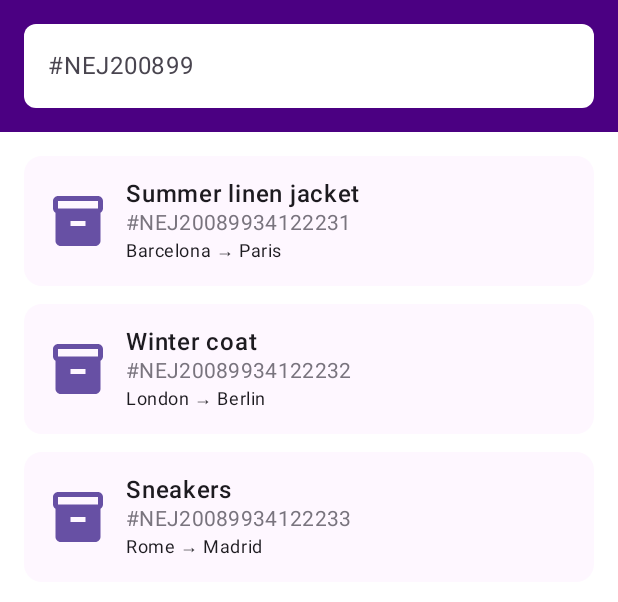
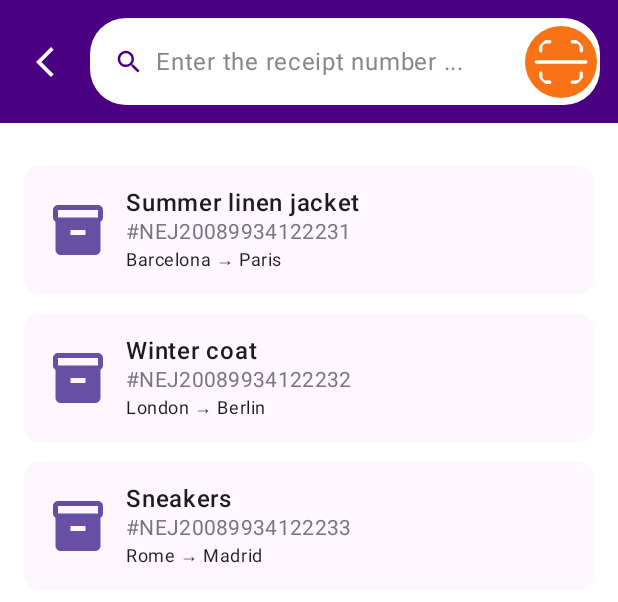
Before and after one commit to somtorizm/MoniePointChallenge, an Android app built with Jetpack Compose: the @Preview function ShipmentTrackingScreenPreview, on a phone screen of 412 x 824 dp. Shown: the top 602 px of the screen. Run offline under Robolectric (Android 15) with nearby library versions, the phone set to English and light mode, and no system bars; our stand-ins replace Dagger/Hilt's generated code.

Commit message:
implement ship tracking search

```diff
--- a/app/src/main/java/com/vectorinc/moniepointchallenge/screens/HomeScreen.kt
+++ b/app/src/main/java/com/vectorinc/moniepointchallenge/screens/HomeScreen.kt
@@ -15,6 +15,6 @@ fun HomeScreen(
     TrackingDashboardScreen(
         shipment = viewModel.shipment,
         vehicles = viewModel.vehicles,
-        onSearchClick = { navController.navigate(Screen.Calculate.route) }
+        onSearchClick = { navController.navigate(Screen.Tracking.route) }
     )
 }
--- a/app/src/main/java/com/vectorinc/moniepointchallenge/screens/ShipmentTrackingScreen.kt
+++ b/app/src/main/java/com/vectorinc/moniepointchallenge/screens/ShipmentTrackingScreen.kt
@@ -1,5 +1,6 @@
 package com.vectorinc.moniepointchallenge.screens
 
+import androidx.compose.foundation.Image
 import com.vectorinc.moniepointchallenge.viewmodel.ShipmentTrackingViewModel
 import androidx.compose.foundation.background
 import androidx.compose.foundation.layout.Arrangement
@@ -8,11 +9,16 @@ import androidx.compose.foundation.layout.PaddingValues
 import androidx.compose.foundation.layout.Row
 import androidx.compose.foundation.layout.Spacer
 import androidx.compose.foundation.layout.fillMaxWidth
+import androidx.compose.foundation.layout.height
 import androidx.compose.foundation.layout.padding
 import androidx.compose.foundation.layout.size
+import androidx.compose.foundation.layout.width
 import androidx.compose.foundation.lazy.LazyColumn
 import androidx.compose.foundation.lazy.items
+import androidx.compose.foundation.shape.CircleShape
+import androidx.compose.foundation.shape.RoundedCornerShape
 import androidx.compose.material.icons.Icons
+import androidx.compose.material.icons.filled.AccountCircle
 import androidx.compose.material.icons.filled.Inventory
 import androidx.compose.material.icons.filled.Print
 import androidx.compose.material3.Card
@@ -28,11 +34,16 @@ import androidx.compose.runtime.mutableStateOf
 import androidx.compose.runtime.remember
 import androidx.compose.ui.Alignment
 import androidx.compose.ui.Modifier
+import androidx.compose.ui.draw.clip
 import androidx.compose.ui.graphics.Color
+import androidx.compose.ui.platform.LocalContext
+import androidx.compose.ui.res.painterResource
 import androidx.compose.ui.text.font.FontWeight
 import androidx.compose.ui.tooling.preview.Preview
 import androidx.compose.ui.unit.dp
 import androidx.hilt.navigation.compose.hiltViewModel
+import androidx.navigation.NavController
+import com.vectorinc.moniepointchallenge.R
 import com.vectorinc.moniepointchallenge.model.ShipmentListItem
 import com.vectorinc.moniepointchallenge.theme.MoniePointChallengeTheme
 import com.vectorinc.moniepointchallenge.theme.TopSectionPurple
@@ -40,54 +51,57 @@ import com.vectorinc.moniepointchallenge.theme.TopSectionPurple
 
 @Composable
 fun ShipmentTrackingScreen(
+    navController: NavController,
     viewModel: ShipmentTrackingViewModel = hiltViewModel(),
-    modifier: Modifier = Modifier
+    modifier: Modifier = Modifier,
 ) {
+    val (query, setQuery) = remember { mutableStateOf("") }
     val shipments = viewModel.shipments
-    Column(modifier = modifier) {
-        SearchBar()
-        LazyColumn(
-            contentPadding = PaddingValues(16.dp),
-            verticalArrangement = Arrangement.spacedBy(12.dp)
+
+    Column(modifier = Modifier.fillMaxWidth()) {
+        Row(
+            modifier = Modifier
+                .fillMaxWidth()
+                .background(TopSectionPurple)
+                .padding(horizontal = 12.dp, vertical = 12.dp),
+            verticalAlignment = Alignment.CenterVertically,
+            horizontalArrangement = Arrangement.SpaceBetween
         ) {
-            items(shipments) { item ->
-                ShipmentCard(item)
+            IconButton(onClick = {
+                navController.popBackStack()
+            }) {
+                Icon(
+                    painter = painterResource(id = R.drawable.outline_arrow_back_ios_24),
+                    contentDescription = "Back",
+                    tint = Color.White
+                )
+            }
+
+            RoundedSearchBar(
+                query = query,
+                onQueryChange = setQuery,
+                onPrintClick = { /* Print handler */ }
+            )
+        }
+
+        Column(
+            modifier = Modifier
+                .fillMaxWidth()
+                .background(Color.White, shape = RoundedCornerShape(topStart = 24.dp, topEnd = 24.dp))
+                .padding(top = 16.dp)
+        ) {
+            LazyColumn(
+                contentPadding = PaddingValues(horizontal = 16.dp, vertical = 12.dp),
+                verticalArrangement = Arrangement.spacedBy(12.dp)
+            ) {
+                items(shipments.filter { it.title.contains(query, ignoreCase = true) }) { item ->
+                    ShipmentCard(item)
+                }
             }
         }
     }
 }
 
-@Composable
-private fun SearchBar() {
-    val (query, setQuery) = remember { mutableStateOf("") }
-    Column(
-        modifier = Modifier
-            .fillMaxWidth()
-            .background(TopSectionPurple)
-            .padding(16.dp)
-    ) {
-        OutlinedTextField(
-            value = query,
-            onValueChange = setQuery,
-            placeholder = { Text("#NEJ200899") },
-            trailingIcon = {
-                IconButton(onClick = { }) {
-                    Icon(Icons.Filled.Print, contentDescription = "Print", tint = Color.White)
-                }
-            },
-            modifier = Modifier.fillMaxWidth(),
-            colors = OutlinedTextFieldDefaults.colors(
-                focusedContainerColor = Color.White,
-                unfocusedContainerColor = Color.White,
-                disabledContainerColor = Color.White,
-                focusedBorderColor = Color.Transparent,
-                unfocusedBorderColor = Color.Transparent
-
-            ),
-            shape = MaterialTheme.shapes.small
-        )
-    }
-}
 
 @Composable
 private fun ShipmentCard(item: ShipmentListItem) {
@@ -124,8 +138,10 @@ private fun ShipmentTrackingScreenPreview() {
         ShipmentListItem("Winter coat", "#NEJ20089934122232", "London \u2192 Berlin"),
         ShipmentListItem("Sneakers", "#NEJ20089934122233", "Rome \u2192 Madrid")
     )
+    val context = LocalContext.current
     MoniePointChallengeTheme {
         ShipmentTrackingScreen(
+            navController = NavController(context),
             viewModel = ShipmentTrackingViewModel(sample)
         )
     }
--- a/app/src/main/java/com/vectorinc/moniepointchallenge/screens/TrackingDashboardScreen.kt
+++ b/app/src/main/java/com/vectorinc/moniepointchallenge/screens/TrackingDashboardScreen.kt
@@ -105,6 +105,9 @@ private fun TopHeader(onSearchClick: () -> Unit) {
             .graphicsLayer { translationY = offsetY }
             .background(TopSectionPurple)
             .padding(16.dp)
+            .clickable {
+                onSearchClick()
+            }
     ) {
         Row(
             modifier = Modifier.fillMaxWidth(),
@@ -156,7 +159,7 @@ private fun TopHeader(onSearchClick: () -> Unit) {
 }
 
 @Composable
-private fun RoundedSearchBar(
+fun RoundedSearchBar(
     query: String,
     onQueryChange: (String) -> Unit,
     onPrintClick: () -> Unit
--- a/app/src/main/java/com/vectorinc/moniepointchallenge/ui/BottomNavigationBar.kt
+++ b/app/src/main/java/com/vectorinc/moniepointchallenge/ui/BottomNavigationBar.kt
@@ -32,7 +32,6 @@ import androidx.compose.ui.unit.sp
 import androidx.navigation.NavController
 import androidx.navigation.NavGraph.Companion.findStartDestination
 import androidx.navigation.compose.currentBackStackEntryAsState
-
 
 @Composable
 fun BottomNavigationBar(navController: NavController) {
--- a/app/src/main/java/com/vectorinc/moniepointchallenge/ui/NavGraph.kt
+++ b/app/src/main/java/com/vectorinc/moniepointchallenge/ui/NavGraph.kt
@@ -16,6 +16,7 @@ import androidx.navigation.compose.rememberNavController
 import com.vectorinc.moniepointchallenge.screens.CalculateScreen
 import com.vectorinc.moniepointchallenge.screens.HomeScreen
 import com.vectorinc.moniepointchallenge.screens.ProfileScreen
+import com.vectorinc.moniepointchallenge.screens.ShipmentTrackingScreen
 import com.vectorinc.moniepointchallenge.screens.ShippingScreen
 
 sealed class Screen(
@@ -25,6 +26,7 @@ sealed class Screen(
 ) {
     object Home : Screen("home", "Home", Icons.Default.Home)
     object Calculate : Screen("calculate", "Calculate", Icons.Default.Calculate)
+    object Tracking: Screen("tracking", "Tracking", Icons.Default.LocalShipping)
     object Shipping : Screen("shipping", "Shipment", Icons.Default.History)
     object Profile : Screen("profile", "Profile", Icons.Default.Person)
 }
@@ -40,5 +42,6 @@ fun MoniePointNavHost(
         composable(Screen.Calculate.route) { CalculateScreen() }
         composable(Screen.Shipping.route) { ShippingScreen() }
         composable(Screen.Profile.route) { ProfileScreen() }
+        composable(Screen.Tracking.route) { ShipmentTrackingScreen(navController) }
     }
 }
--- /dev/null
+++ b/app/src/main/res/drawable/outline_arrow_back_ios_24.xml
@@ -0,0 +1,5 @@
+<vector xmlns:android="http://schemas.android.com/apk/res/android" android:autoMirrored="true" android:height="24dp" android:tint="#FFFFFF" android:viewportHeight="960" android:viewportWidth="960" android:width="24dp">
+
+    <path android:fillColor="@android:color/white" android:pathData="M400,880L0,480L400,80L471,151L142,480L471,809L400,880Z"/>
+
+</vector>
```
